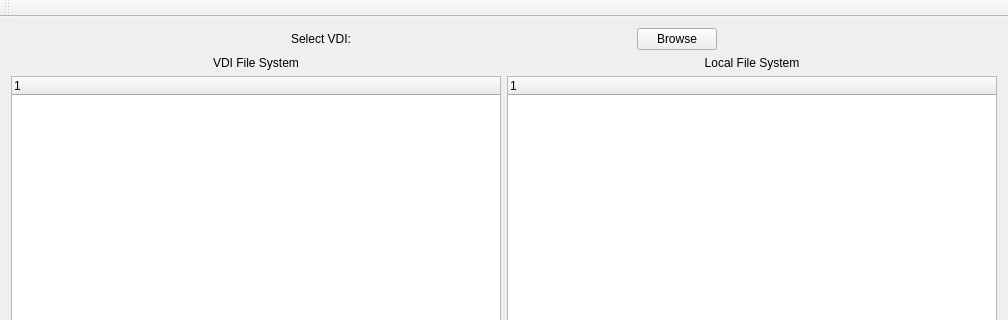
The window that mainwindow.ui (tbhova/OS_vdi) describes before a commit, drawn with Qt 5; both pictures show x 0 to 1008 and y 0 to 320 of the 1008 by 1014 pixel window.
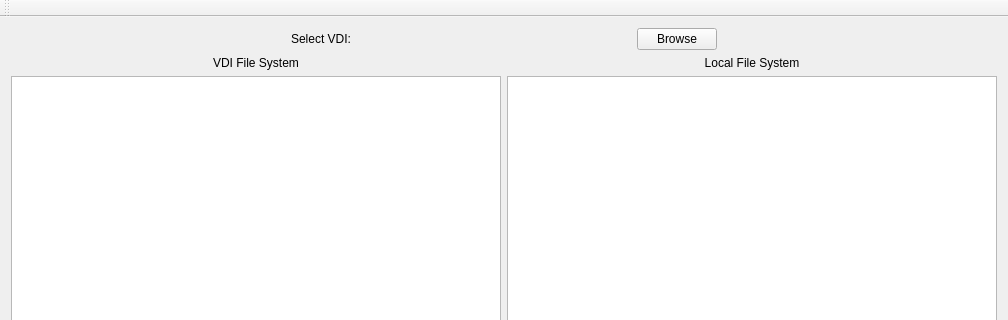
The same window after the commit.

Commit message:
Working Browse Local FS
You can browse all of the local file directories

Diff of the .ui file:
```diff
--- a/mainwindow.ui
+++ b/mainwindow.ui
@@ -65,9 +65,9 @@
       <item>
        <layout class="QHBoxLayout" name="fileSystemsLayout">
         <item>
-         <layout class="QVBoxLayout" name="localFS_Layout">
+         <layout class="QVBoxLayout" name="vdiFsLayout">
           <item>
-           <widget class="QLabel" name="localFsLabel">
+           <widget class="QLabel" name="vdiFsLabel">
             <property name="sizePolicy">
              <sizepolicy hsizetype="Expanding" vsizetype="Fixed">
               <horstretch>0</horstretch>
@@ -83,26 +83,14 @@
            </widget>
           </item>
           <item>
-           <widget class="QTreeWidget" name="localFsTreeWidget">
-            <property name="sizePolicy">
-             <sizepolicy hsizetype="Expanding" vsizetype="Expanding">
-              <horstretch>0</horstretch>
-              <verstretch>0</verstretch>
-             </sizepolicy>
-            </property>
-            <column>
-             <property name="text">
-              <string notr="true">1</string>
-             </property>
-            </column>
-           </widget>
+           <widget class="QTreeView" name="vdiFsTreeView"/>
           </item>
          </layout>
         </item>
         <item>
-         <layout class="QVBoxLayout" name="vdiFsLayout">
+         <layout class="QVBoxLayout" name="localFsLayout">
           <item>
-           <widget class="QLabel" name="vdiFsLabel">
+           <widget class="QLabel" name="localFsLabel">
             <property name="sizePolicy">
              <sizepolicy hsizetype="Expanding" vsizetype="Fixed">
               <horstretch>0</horstretch>
@@ -118,13 +106,7 @@
            </widget>
           </item>
           <item>
-           <widget class="QTreeWidget" name="vdiFsTreeWidget">
-            <column>
-             <property name="text">
-              <string notr="true">1</string>
-             </property>
-            </column>
-           </widget>
+           <widget class="QTreeView" name="localFsTreeView"/>
           </item>
          </layout>
         </item>
```
The commit also changes 7 other files.
